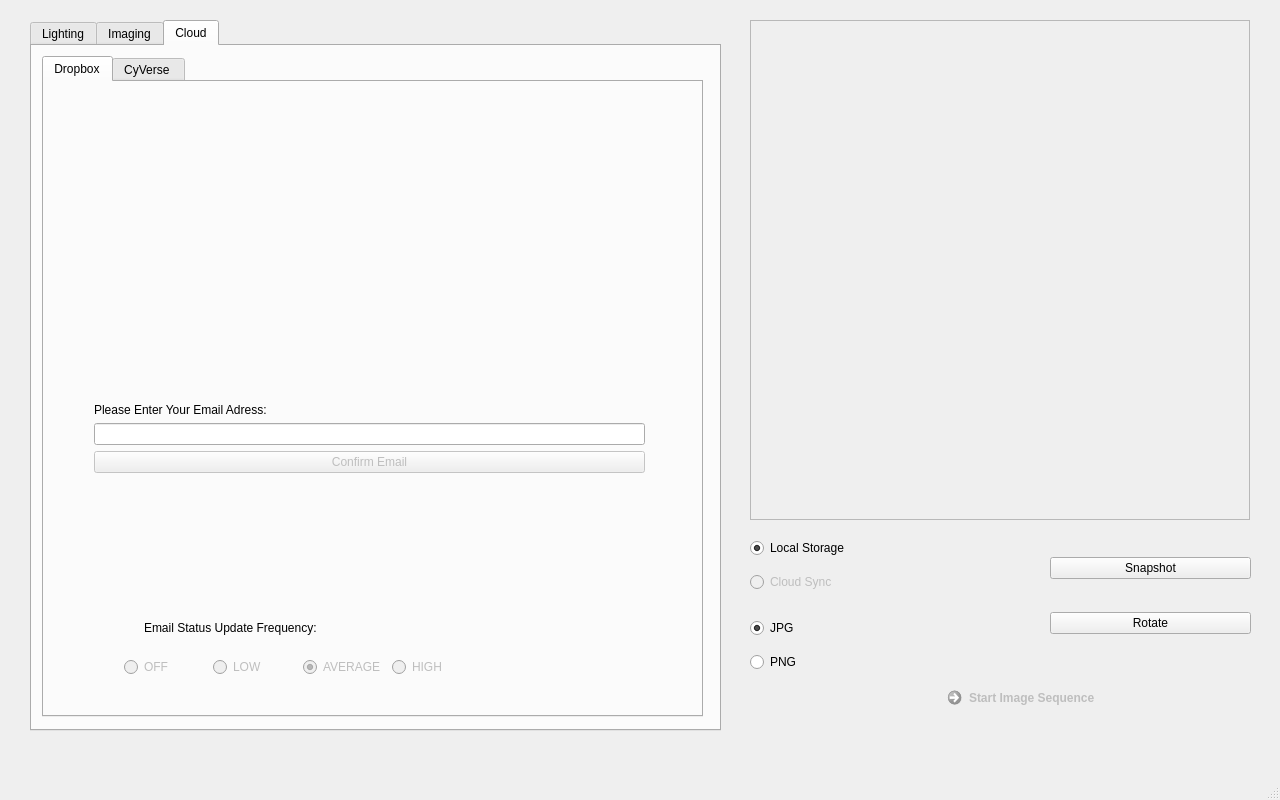
Above: _ui/FlashLapse_CP.ui from CoSE-Jerry/Flashlapse_NEO before the change. Below: the same form after it.
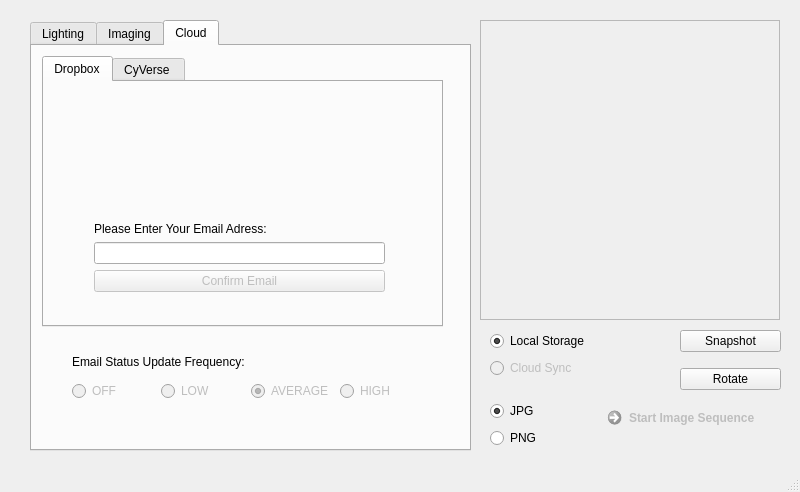
That is the form after the change. The open tabs and pages were chosen to show the change. Icons and pictures are not drawn.

Commit message: revert size change

```diff
--- a/_ui/FlashLapse_CP.ui
+++ b/_ui/FlashLapse_CP.ui
@@ -6,8 +6,8 @@
    <rect>
     <x>0</x>
     <y>0</y>
-    <width>1280</width>
-    <height>800</height>
+    <width>800</width>
+    <height>492</height>
    </rect>
   </property>
   <property name="windowTitle">
@@ -21,10 +21,10 @@
    <widget class="QLabel" name="Image_Frame">
     <property name="geometry">
      <rect>
-      <x>750</x>
+      <x>480</x>
       <y>20</y>
-      <width>500</width>
-      <height>500</height>
+      <width>300</width>
+      <height>300</height>
      </rect>
     </property>
     <property name="frameShape">
@@ -49,10 +49,10 @@
    <widget class="QWidget" name="verticalLayoutWidget">
     <property name="geometry">
      <rect>
-      <x>750</x>
-      <y>610</y>
-      <width>161</width>
-      <height>71</height>
+      <x>490</x>
+      <y>400</y>
+      <width>91</width>
+      <height>51</height>
      </rect>
     </property>
     <layout class="QVBoxLayout" name="verticalLayout_4">
@@ -80,8 +80,8 @@
      <rect>
       <x>30</x>
       <y>20</y>
-      <width>691</width>
-      <height>711</height>
+      <width>441</width>
+      <height>431</height>
      </rect>
     </property>
     <property name="currentIndex">
@@ -809,8 +809,8 @@
        <rect>
         <x>10</x>
         <y>10</y>
-        <width>661</width>
-        <height>661</height>
+        <width>401</width>
+        <height>271</height>
        </rect>
       </property>
       <property name="currentIndex">
@@ -823,10 +823,10 @@
        <widget class="QLabel" name="label">
         <property name="geometry">
          <rect>
-          <x>50</x>
-          <y>40</y>
-          <width>542</width>
-          <height>282</height>
+          <x>60</x>
+          <y>10</y>
+          <width>271</width>
+          <height>140</height>
          </rect>
         </property>
         <property name="text">
@@ -843,9 +843,9 @@
         <property name="geometry">
          <rect>
           <x>50</x>
-          <y>280</y>
-          <width>551</width>
-          <height>111</height>
+          <y>130</y>
+          <width>291</width>
+          <height>80</height>
          </rect>
         </property>
         <layout class="QVBoxLayout" name="verticalLayout_9">
@@ -884,85 +884,6 @@
          </item>
         </layout>
        </widget>
-       <widget class="QWidget" name="horizontalLayoutWidget">
-        <property name="geometry">
-         <rect>
-          <x>80</x>
-          <y>570</y>
-          <width>351</width>
-          <height>31</height>
-         </rect>
-        </property>
-        <layout class="QHBoxLayout" name="horizontalLayout_6">
-         <item>
-          <widget class="QRadioButton" name="Frequency_Off">
-           <property name="enabled">
-            <bool>false</bool>
-           </property>
-           <property name="text">
-            <string>OFF</string>
-           </property>
-           <property name="checkable">
-            <bool>true</bool>
-           </property>
-           <property name="checked">
-            <bool>false</bool>
-           </property>
-          </widget>
-         </item>
-         <item>
-          <widget class="QRadioButton" name="Frequency_Low">
-           <property name="enabled">
-            <bool>false</bool>
-           </property>
-           <property name="text">
-            <string>LOW</string>
-           </property>
-          </widget>
-         </item>
-         <item>
-          <widget class="QRadioButton" name="Frequency_Average">
-           <property name="enabled">
-            <bool>false</bool>
-           </property>
-           <property name="text">
-            <string>AVERAGE</string>
-           </property>
-           <property name="checked">
-            <bool>true</bool>
-           </property>
-          </widget>
-         </item>
-         <item>
-          <widget class="QRadioButton" name="Frequency_High">
-           <property name="enabled">
-            <bool>false</bool>
-           </property>
-           <property name="text">
-            <string>HIGH</string>
-           </property>
-          </widget>
-         </item>
-        </layout>
-       </widget>
-       <widget class="QLabel" name="Email_Update_Prompt">
-        <property name="geometry">
-         <rect>
-          <x>100</x>
-          <y>530</y>
-          <width>221</width>
-          <height>31</height>
-         </rect>
-        </property>
-        <property name="text">
-         <string>Email Status Update Frequency:</string>
-        </property>
-       </widget>
-       <zorder>label</zorder>
-       <zorder>verticalLayoutWidget_2</zorder>
-       <zorder>horizontalLayoutWidget</zorder>
-       <zorder>Email_Update_Prompt</zorder>
-       <zorder>verticalSpacer_2</zorder>
       </widget>
       <widget class="QWidget" name="CyVerse">
        <attribute name="title">
@@ -1038,6 +959,80 @@
        </widget>
       </widget>
      </widget>
+     <widget class="QWidget" name="horizontalLayoutWidget">
+      <property name="geometry">
+       <rect>
+        <x>40</x>
+        <y>330</y>
+        <width>351</width>
+        <height>31</height>
+       </rect>
+      </property>
+      <layout class="QHBoxLayout" name="horizontalLayout_6">
+       <item>
+        <widget class="QRadioButton" name="Frequency_Off">
+         <property name="enabled">
+          <bool>false</bool>
+         </property>
+         <property name="text">
+          <string>OFF</string>
+         </property>
+         <property name="checkable">
+          <bool>true</bool>
+         </property>
+         <property name="checked">
+          <bool>false</bool>
+         </property>
+        </widget>
+       </item>
+       <item>
+        <widget class="QRadioButton" name="Frequency_Low">
+         <property name="enabled">
+          <bool>false</bool>
+         </property>
+         <property name="text">
+          <string>LOW</string>
+         </property>
+        </widget>
+       </item>
+       <item>
+        <widget class="QRadioButton" name="Frequency_Average">
+         <property name="enabled">
+          <bool>false</bool>
+         </property>
+         <property name="text">
+          <string>AVERAGE</string>
+         </property>
+         <property name="checked">
+          <bool>true</bool>
+         </property>
+        </widget>
+       </item>
+       <item>
+        <widget class="QRadioButton" name="Frequency_High">
+         <property name="enabled">
+          <bool>false</bool>
+         </property>
+         <property name="text">
+          <string>HIGH</string>
+         </property>
+        </widget>
+       </item>
+      </layout>
+     </widget>
+     <widget class="QLabel" name="Email_Update_Prompt">
+      <property name="geometry">
+       <rect>
+        <x>40</x>
+        <y>300</y>
+        <width>221</width>
+        <height>31</height>
+       </rect>
+      </property>
+      <property name="text">
+       <string>Email Status Update Frequency:</string>
+      </property>
+     </widget>
     </widget>
    </widget>
    <widget class="QCommandLinkButton" name="Start_Imaging">
@@ -1046,9 +1041,9 @@
     </property>
     <property name="geometry">
      <rect>
-      <x>940</x>
-      <y>680</y>
-      <width>311</width>
+      <x>600</x>
+      <y>400</y>
+      <width>191</width>
       <height>51</height>
      </rect>
     </property>
@@ -1072,10 +1067,10 @@
    <widget class="QWidget" name="verticalLayoutWidget_4">
     <property name="geometry">
      <rect>
-      <x>750</x>
-      <y>530</y>
+      <x>490</x>
+      <y>330</y>
       <width>161</width>
-      <height>71</height>
+      <height>51</height>
      </rect>
     </property>
     <layout class="QVBoxLayout" name="verticalLayout_12">
@@ -1104,10 +1099,10 @@
    <widget class="QWidget" name="verticalLayoutWidget_5">
     <property name="geometry">
      <rect>
-      <x>1050</x>
-      <y>530</y>
-      <width>201</width>
-      <height>131</height>
+      <x>680</x>
+      <y>320</y>
+      <width>101</width>
+      <height>80</height>
      </rect>
     </property>
     <layout class="QVBoxLayout" name="verticalLayout_13">
```
Left out of the diff: 57 changed lines with no effect on the pictures. The commit also changes 1 other file.
